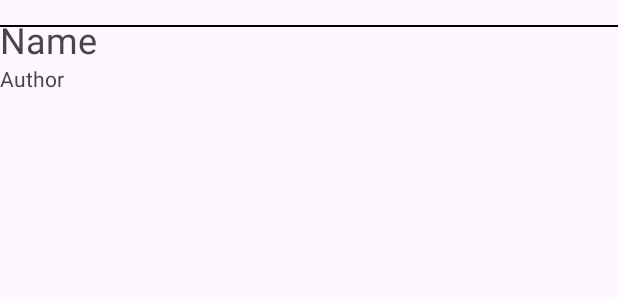
After one commit to Docaner/eReader_Client, an Android app: the layout recource_book.xml on its own in the app's theme, with its tools: preview values and no code run, on a phone screen of 412 x 824 dp. The commit adds this screen. Shown: the top 300 px of the screen. Run offline under Robolectric (Android 15) with nearby library versions, the phone set to English and light mode, and no system bars.

Commit message:
Books Collection on mainpage

```diff
--- /dev/null
+++ b/app/src/main/res/layout/recource_book.xml
@@ -0,0 +1,26 @@
+<?xml version="1.0" encoding="utf-8"?>
+<RelativeLayout xmlns:android="http://schemas.android.com/apk/res/android"
+    android:layout_width="match_parent"
+    android:layout_height="wrap_content"
+    android:layout_marginTop="10dp">
+
+    <TextView
+        android:layout_width="match_parent"
+        android:layout_height="wrap_content"
+        android:id="@+id/name"
+        android:textSize="24dp"
+        android:text="Name"/>
+
+    <TextView
+        android:layout_width="match_parent"
+        android:layout_height="wrap_content"
+        android:id="@+id/author"
+        android:layout_below="@id/name"
+        android:text="Author"/>
+
+    <LinearLayout
+        android:layout_width="match_parent"
+        android:layout_height="1dp"
+        android:background="@color/black"
+        android:layout_marginTop="10px"/>
+</RelativeLayout>
```
Also changed, not shown: app/src/main/java/com/example/ereader/BookAdapter.java (added, +38 -0 lines), app/src/main/java/com/example/ereader/BookViewHolder.java (added, +18 -0 lines), app/src/main/java/com/example/ereader/MainPage.java (+7 -0 lines), app/src/main/res/layout/activity_main_page.xml (+10 -1 lines).
